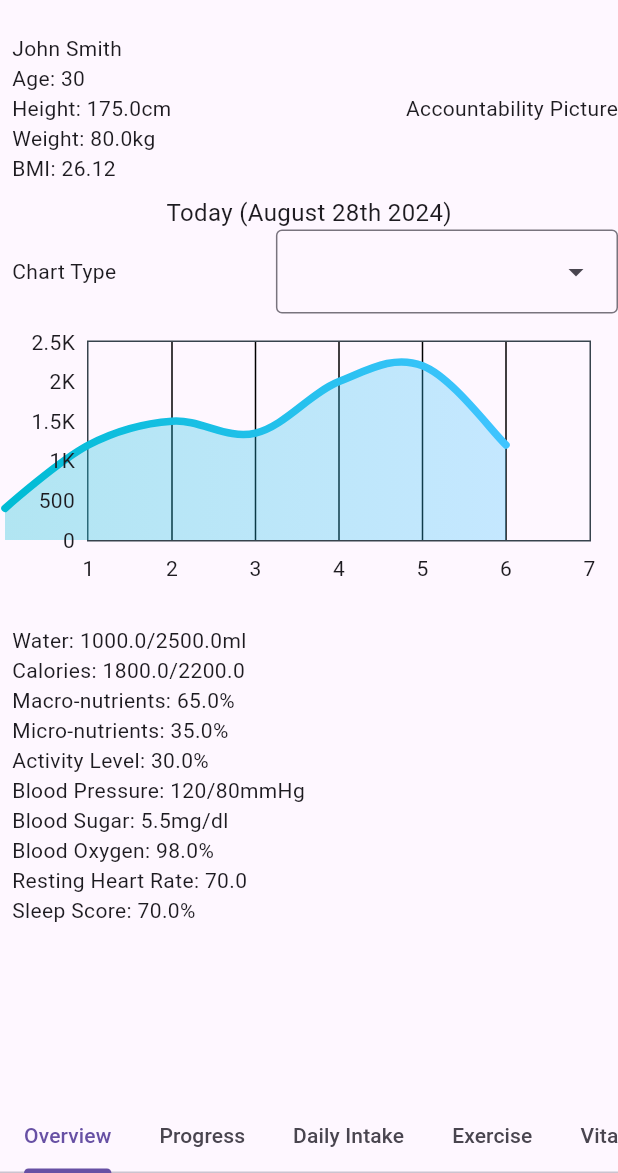
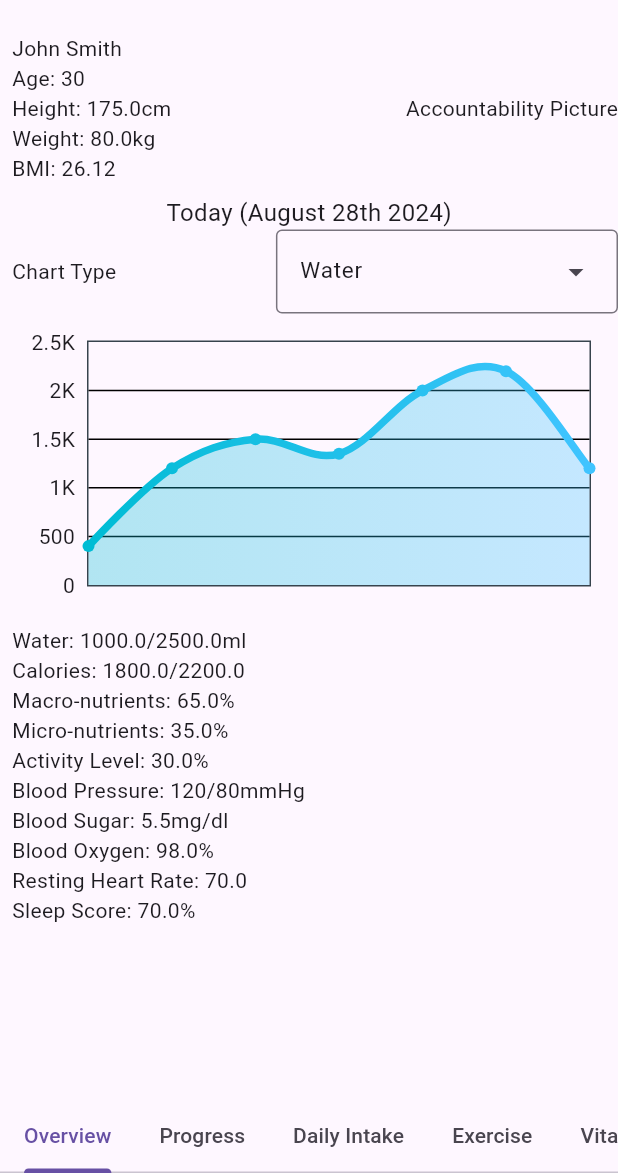
Before and after one commit to dcrebbin/all-health-flutter, a Flutter app: the screen it shows after launch, on a phone screen of 412 x 824 dp, the part 63-1236 px from its top. Run offline on Flutter 3.47's test engine with Material 3 defaults, Android fonts, the phone set to English and light mode, and no system bars; drawn by our look-alikes of fl_chart; our stand-ins replace flutter_dotenv, get_it, go_router, injectable, shared_preferences, sqflite; accounts and stored records are empty.

```diff
--- a/lib/pages/home/home_screen.dart
+++ b/lib/pages/home/home_screen.dart
@@ -79,7 +79,6 @@ class _HomePageState extends State<HomePage>
             const DailyIntake(),
             const Exercise(),
             const Vitamins(),
-            const BodyComposition(),
             const Hormones(),
             const Microbiome(),
             const DnaList(),
--- a/lib/pages/home/overview.dart
+++ b/lib/pages/home/overview.dart
@@ -136,7 +136,7 @@ class _OverviewState extends State<Overview> {
       data: [4.5, 4.6, 4.7, 4.8, 3.9, 4.0, 5.1],
       min: 0,
       max: 10,
-      increment: 0.1,
+      increment: 0,
     ),
     "Blood Oxygen": Metric(
       data: [98, 96, 97, 96, 95, 97, 99],
@@ -273,6 +273,9 @@ class _OverviewState extends State<Overview> {
                   padding: const EdgeInsets.all(8),
                   child: const Text('Chart Type')),
               DropdownMenu(
+                  controller: TextEditingController(
+                    text: selectedMetric,
+                  ),
                   textStyle: const TextStyle(fontSize: 15),
                   onSelected: (value) {
                     setState(() {
@@ -330,8 +333,9 @@ class _OverviewState extends State<Overview> {
       gridData: FlGridData(
         show: true,
         drawVerticalLine: true,
-        horizontalInterval: 1,
-        verticalInterval: 1,
+        drawHorizontalLine: true,
+        horizontalInterval: metricToGraphConfig[selectedMetric]?.increment ?? 1,
+        verticalInterval: 10,
         getDrawingHorizontalLine: (value) {
           return const FlLine(
             color: Colors.black,
@@ -356,8 +360,8 @@ class _OverviewState extends State<Overview> {
         bottomTitles: const AxisTitles(
           sideTitles: SideTitles(
             showTitles: true,
-            reservedSize: 30,
-            interval: 1,
+            reservedSize: 0,
+            interval: 10,
           ),
         ),
         leftTitles: AxisTitles(
@@ -372,8 +376,8 @@ class _OverviewState extends State<Overview> {
         show: true,
         border: Border.all(color: const Color(0xff37434d)),
       ),
-      minX: 1,
-      maxX: 7,
+      minX: 0,
+      maxX: 6,
       minY: metricToGraphConfig[selectedMetric]?.min ?? 0,
       maxY: metricToGraphConfig[selectedMetric]?.max ?? 100,
       lineBarsData: [
@@ -386,13 +390,14 @@ class _OverviewState extends State<Overview> {
                   .toList() ??
               [],
           isCurved: true,
+          color: Colors.white,
           gradient: LinearGradient(
             colors: gradientColors,
           ),
           barWidth: 5,
           isStrokeCapRound: true,
           dotData: const FlDotData(
-            show: false,
+            show: true,
           ),
           belowBarData: BarAreaData(
             show: true,
```
Also changed, not shown: lib/pages/home/body_composition.dart (+16 -3 lines), lib/pages/home/hormones.dart (+83 -1 lines).
